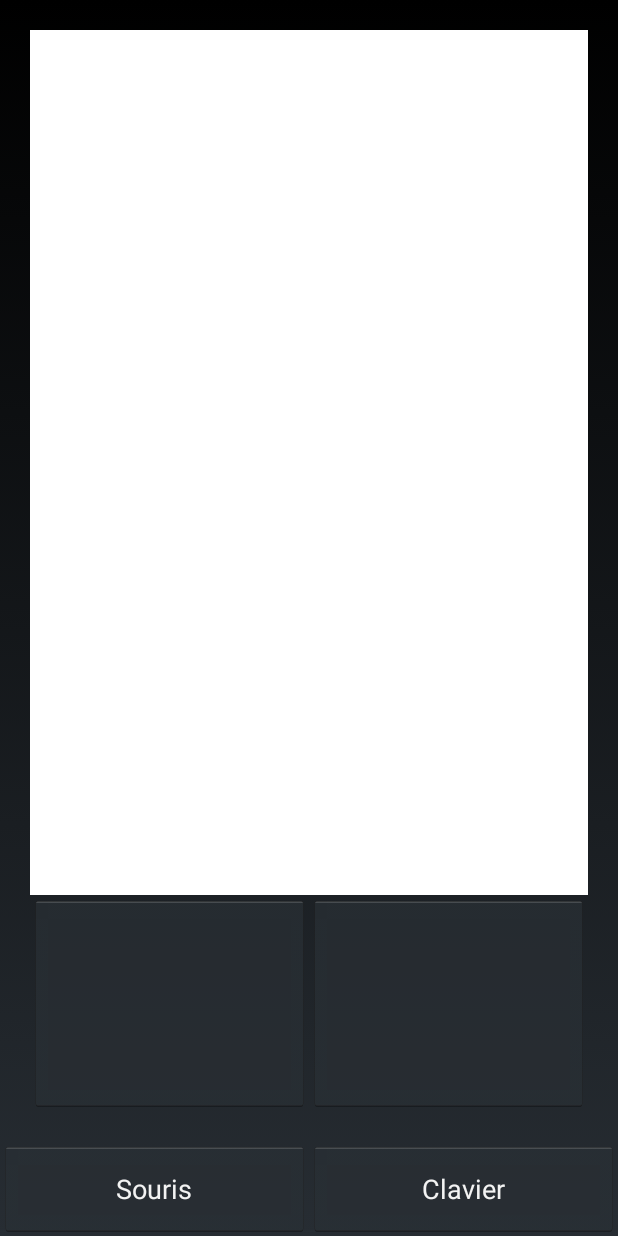
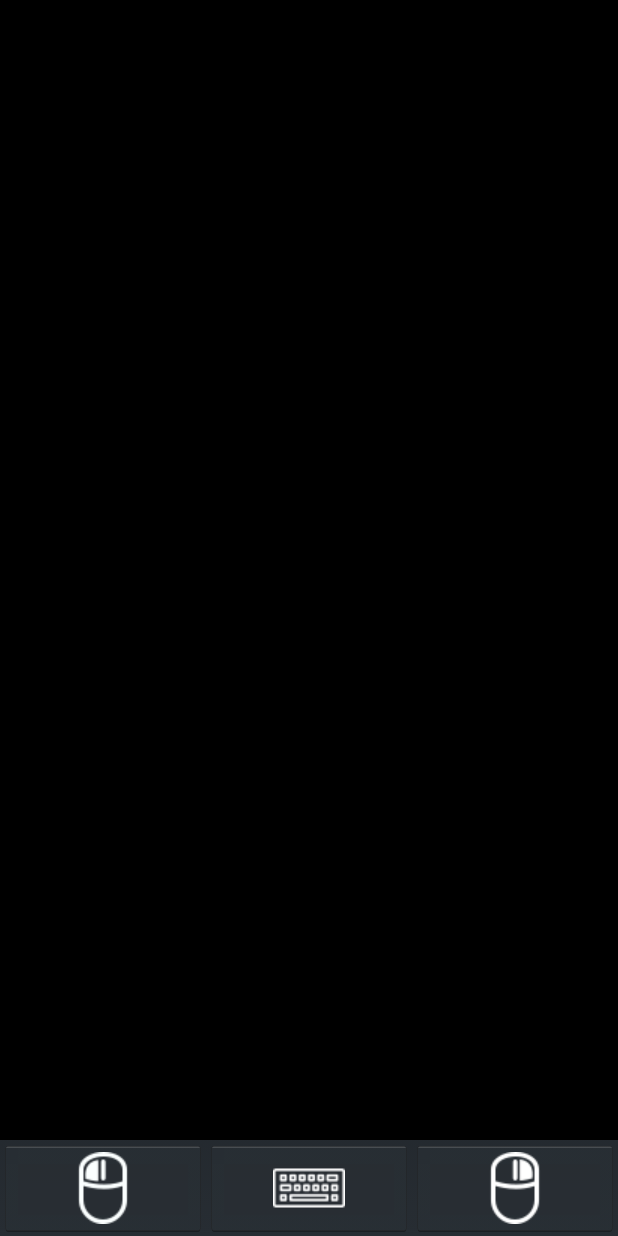
Before and after one commit to cyprienruffino/MiniRemote, an Android app: the BasicActivity screen opened directly, with no data from a screen before it, on a phone screen of 412 x 824 dp. Run offline under Robolectric (Android 15) with nearby library versions, the phone set to English and light mode, and no system bars.

Commit message:
first part of image resource

```diff
--- a/android/app/src/main/AndroidManifest.xml
+++ b/android/app/src/main/AndroidManifest.xml
@@ -7,11 +7,11 @@
     <application
         android:allowBackup="true"
         android:label="@string/app_name"
-        android:icon="@mipmap/ic_launcher"
-        android:theme="@style/AppTheme" >
+        android:icon="@mipmap/cellphone110"
+        android:theme="@style/AppTheme.NoActionBar" >
         <activity
             android:name="view.HomeActivity"
-            android:theme="@android:style/Theme.Holo">
+            android:theme="@style/AppTheme">
             <intent-filter>
                 <action android:name="android.intent.action.MAIN" />
                 <category android:name="android.intent.category.LAUNCHER" />
--- a/android/app/src/main/res/drawable/souris.xml
+++ /dev/null
@@ -1,23 +0,0 @@
-<?xml version="1.0" encoding="utf-8"?>
-<layer-list xmlns:android="http://schemas.android.com/apk/res/android" >
-
-    <item>
-        <shape android:shape="rectangle" >
-            <gradient
-                android:endColor="#cecece"
-                android:startColor="#FFFFFF"
-                android:gradientRadius="360"
-                android:type="radial"/>
-        </shape>
-    </item>
-    <item
-        android:bottom="10dp"
-        android:left="10dp"
-        android:right="10dp"
-        android:top="10dp">
-        <shape android:shape="rectangle" >
-            <solid android:color="#fff" />
-        </shape>
-    </item>
-
-</layer-list>
--- a/android/app/src/main/res/layout-land/basic.xml
+++ /dev/null
@@ -1,53 +0,0 @@
-<?xml version="1.0" encoding="utf-8"?>
-<LinearLayout xmlns:android="http://schemas.android.com/apk/res/android"
-    style="@style/HorizontalLinearLayout"
-    android:id="@+id/basic_root">
-    <LinearLayout
-        android:layout_width="0dip"
-        android:layout_height="0dip"
-        android:focusable="true"
-        android:focusableInTouchMode="true">
-    </LinearLayout>
-    <EditText
-            android:layout_width="0dip"
-            android:layout_height="0dip"
-            android:id="@+id/basic_edittext"
-            />
-    <LinearLayout
-        style="@style/VerticalLinearLayout"
-        android:layout_weight="1"
-        android:layout_margin="20dip"
-        >
-        <View
-            style="@style/MatchParent"
-            android:layout_weight="1"
-            android:background="@drawable/souris"
-            />
-        <LinearLayout
-            style="@style/HorizontalLinearLayout"
-            android:layout_weight="3">
-            <Button
-                style="@style/MatchParent"
-                android:layout_weight="1"/>
-            <Button
-                style="@style/MatchParent"
-                android:layout_weight="1"/>
-        </LinearLayout>
-    </LinearLayout>
-    <LinearLayout
-        style="@style/VerticalLinearLayout"
-        android:layout_weight="12"
-        >
-        <Button
-            style="@style/MatchParent"
-            android:text="Clavier"
-            android:layout_weight="1"
-            android:onClick="clavier"/>
-        <Button
-            style="@style/MatchParent"
-            android:text="Souris"
-            android:layout_weight="1"
-            android:onClick="souris"/>
-    </LinearLayout>
-
-</LinearLayout>
--- a/android/app/src/main/res/layout/basic.xml
+++ b/android/app/src/main/res/layout/basic.xml
@@ -1,14 +1,13 @@
 <?xml version="1.0" encoding="utf-8"?>
 <LinearLayout xmlns:android="http://schemas.android.com/apk/res/android"
-    style="@style/VerticalLinearLayout"
-    android:id="@+id/basic_root"
-        android:onClick="clavier"
-        >
+    style="@style/HorizontalLinearLayout"
+    android:id="@+id/basic_root">
     <LinearLayout
         android:layout_width="0dip"
         android:layout_height="0dip"
         android:focusable="true"
-        android:focusableInTouchMode="true" />
+        android:focusableInTouchMode="true">
+    </LinearLayout>
     <EditText
             android:layout_width="0dip"
             android:layout_height="0dip"
@@ -16,42 +15,27 @@
             />
     <LinearLayout
         style="@style/VerticalLinearLayout"
-    android:layout_weight="1"
-    android:layout_margin="20dip">
+        android:layout_height="wrap_content">
         <View
             style="@style/MatchParent"
+            android:background="#000000"
             android:layout_weight="1"
-        android:background="@android:color/white"
             />
-
         <LinearLayout
             style="@style/HorizontalLinearLayout"
-        android:layout_weight="4">
-        <Button
-            style="@style/MatchParent"
-            android:layout_weight="1"/>
-        <Button
-            style="@style/MatchParent"
-            android:layout_weight="1"/>
-
+            android:layout_height="wrap_content">
+            <ImageButton
+                style="@style/WrapContent"
+                android:layout_weight="1"
+                android:src="?attr/gauche"/>
+            <ImageButton
+                style="@style/WrapContent"
+                android:layout_weight="1"
+                android:src="?attr/clavier"/>
+            <ImageButton
+                style="@style/WrapContent"
+                android:layout_weight="1"
+                android:src="?attr/droite"/>
         </LinearLayout>
-
     </LinearLayout>
-    <LinearLayout
-        style="@style/HorizontalLinearLayout"
-        android:layout_weight="12">
-        <Button
-            style="@style/MatchParent"
-            android:layout_weight="1"
-            android:text="Souris"
-            android:onClick="souris"/>
-        <Button
-            style="@style/MatchParent"
-            android:layout_weight="1"
-            android:text="Clavier"
-            android:onClick="clavier"/>
-
 </LinearLayout>
-
-
-</LinearLayout>
--- /dev/null
+++ b/android/app/src/main/res/values/res.xml
@@ -0,0 +1,7 @@
+<?xml version="1.0" encoding="utf-8"?>
+<resources>
+    <attr name="theme_dep_icon" format="reference"/>
+    <attr name="gauche" format="reference"/>
+    <attr name="droite" format="reference"/>
+    <attr name="clavier" format="reference"/>
+</resources>
--- a/android/app/src/main/res/values/styles.xml
+++ b/android/app/src/main/res/values/styles.xml
@@ -1,7 +1,27 @@
 <?xml version="1.0" encoding="utf-8"?>
 <resources>
 
-    <style name="AppTheme" parent="@android:style/Theme.Holo.NoActionBar"/>
+    <!--Theme-->
+    <style name="AppTheme" parent="android:Theme.Holo">
+        <item name="theme_dep_icon">@mipmap/cellphone110</item>
+    </style>
+    <style name="AppTheme.NoActionBar" parent="android:Theme.Holo.NoActionBar">
+        <item name="theme_dep_icon">@mipmap/cellphone110</item>
+        <item name="gauche">@drawable/gauche2</item>
+        <item name="droite">@drawable/droite2</item>
+        <item name="clavier">@drawable/clavier2</item>
+    </style>
+    <style name="AppTheme.Light" parent="android:Theme.Holo.Light">
+        <item name="theme_dep_icon">@mipmap/cellphone106</item>
+    </style>
+    <style name="AppTheme.Light.NoActionBar" parent="android:Theme.Holo.Light.NoActionBar">
+        <item name="theme_dep_icon">@mipmap/cellphone106</item>
+        <item name="gauche">@drawable/gauche1</item>
+        <item name="droite">@drawable/droite1</item>
+        <item name="clavier">@drawable/clavier1</item>
+    </style>
+
+    <!--Style for layout-->
     <style name="MatchParent">
         <item name="android:layout_height">match_parent</item>
         <item name="android:layout_width">match_parent</item>
@@ -12,6 +32,12 @@
     <style name="VerticalLinearLayout" parent="MatchParent">
         <item name="android:orientation">vertical</item>
     </style>
+    <style name="WrapContent">
+        <item name="android:layout_height">wrap_content</item>
+        <item name="android:layout_width">wrap_content</item>
+    </style>
+
+
     <style name="Text">
         <item name="android:textSize">20sp</item>
     </style>
```
Also changed, not shown: android/app/src/main/res/drawable-mdpi/clavier1.png (added), android/app/src/main/res/drawable-mdpi/clavier2.png (added), android/app/src/main/res/drawable-mdpi/droite1.png (added), android/app/src/main/res/drawable-mdpi/droite2.png (added), android/app/src/main/res/drawable-mdpi/gauche1.png (added), android/app/src/main/res/drawable-mdpi/gauche2.png (added), android/app/src/main/res/mipmap-hdpi/cellphone106.png (added), android/app/src/main/res/mipmap-hdpi/cellphone110.png (added), android/app/src/main/res/mipmap-mdpi/cellphone106.png (added), android/app/src/main/res/mipmap-mdpi/cellphone110.png (added), android/app/src/main/res/mipmap-xhdpi/cellphone106.png (added), android/app/src/main/res/mipmap-xhdpi/cellphone110.png (added), android/app/src/main/res/mipmap-xxhdpi/cellphone106.png (added), android/app/src/main/res/mipmap-xxhdpi/cellphone110.png (added). Lines whose indentation alone changed are shown as unchanged.
